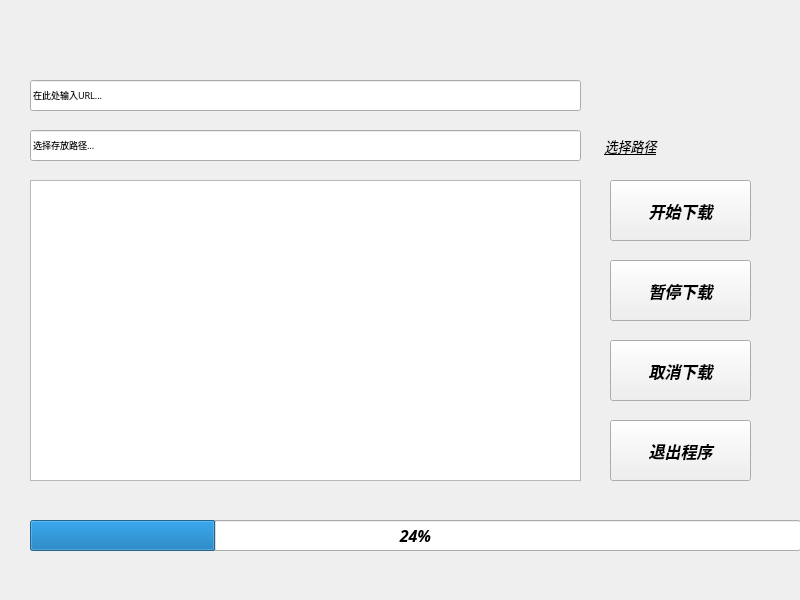
First picture: the form in http.ui, repository whuLinux/p2pDownload, before the edit.
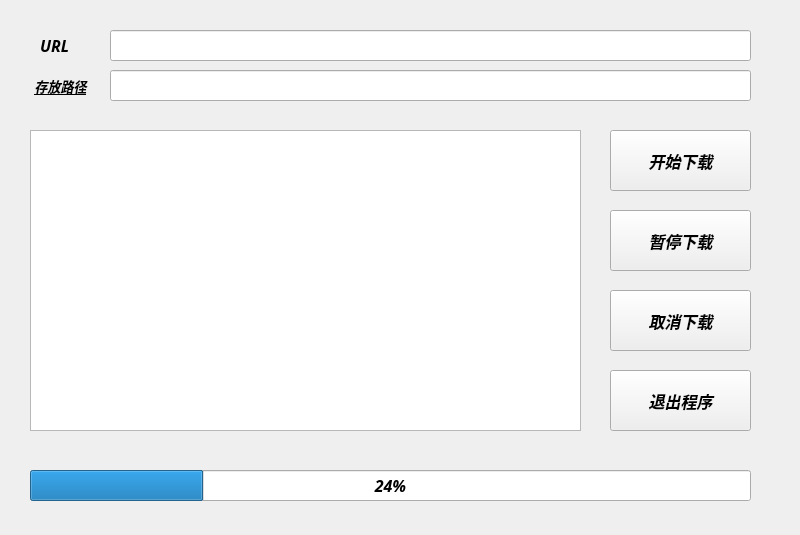
Second picture: the form after the edit.

Commit message: HTTP模块：实现断点续传

```diff
--- a/http.ui
+++ b/http.ui
@@ -7,7 +7,7 @@
     <x>0</x>
     <y>0</y>
     <width>800</width>
-    <height>600</height>
+    <height>535</height>
    </rect>
   </property>
   <property name="font">
@@ -23,8 +23,8 @@
    <property name="geometry">
     <rect>
      <x>30</x>
-     <y>520</y>
-     <width>771</width>
+     <y>470</y>
+     <width>721</width>
      <height>31</height>
     </rect>
    </property>
@@ -52,7 +52,7 @@
    <property name="geometry">
     <rect>
      <x>610</x>
-     <y>180</y>
+     <y>130</y>
      <width>141</width>
      <height>61</height>
     </rect>
@@ -78,7 +78,7 @@
    <property name="geometry">
     <rect>
      <x>610</x>
-     <y>260</y>
+     <y>210</y>
      <width>141</width>
      <height>61</height>
     </rect>
@@ -102,9 +102,9 @@
   <widget class="QLineEdit" name="lineEdit_Url">
    <property name="geometry">
     <rect>
-     <x>30</x>
-     <y>80</y>
-     <width>551</width>
+     <x>110</x>
+     <y>30</y>
+     <width>641</width>
      <height>31</height>
     </rect>
    </property>
@@ -114,14 +114,14 @@
     </font>
    </property>
    <property name="text">
-    <string>在此处输入URL...</string>
+    <string/>
    </property>
   </widget>
   <widget class="QTextBrowser" name="textBrowser">
    <property name="geometry">
     <rect>
      <x>30</x>
-     <y>180</y>
+     <y>130</y>
      <width>551</width>
      <height>301</height>
     </rect>
@@ -134,7 +134,7 @@
    <property name="geometry">
     <rect>
      <x>610</x>
-     <y>340</y>
+     <y>290</y>
      <width>141</width>
      <height>61</height>
     </rect>
@@ -159,7 +159,7 @@
    <property name="geometry">
     <rect>
      <x>610</x>
-     <y>420</y>
+     <y>370</y>
      <width>141</width>
      <height>61</height>
     </rect>
@@ -183,9 +183,9 @@
   <widget class="QLineEdit" name="lineEdit_Path">
    <property name="geometry">
     <rect>
-     <x>30</x>
-     <y>130</y>
-     <width>551</width>
+     <x>110</x>
+     <y>70</y>
+     <width>641</width>
      <height>31</height>
     </rect>
    </property>
@@ -198,7 +198,7 @@
     <cursorShape>ArrowCursor</cursorShape>
    </property>
    <property name="text">
-    <string>选择存放路径...</string>
+    <string/>
    </property>
    <property name="readOnly">
     <bool>true</bool>
@@ -207,8 +207,8 @@
   <widget class="QPushButton" name="pushButton_Select">
    <property name="geometry">
     <rect>
-     <x>580</x>
-     <y>130</y>
+     <x>10</x>
+     <y>70</y>
      <width>101</width>
      <height>31</height>
     </rect>
@@ -217,9 +217,9 @@
     <font>
      <family>等距更纱黑体 SC</family>
      <pointsize>10</pointsize>
-     <weight>50</weight>
+     <weight>75</weight>
      <italic>true</italic>
-     <bold>false</bold>
+     <bold>true</bold>
      <underline>true</underline>
     </font>
    </property>
@@ -227,12 +227,32 @@
     <cursorShape>PointingHandCursor</cursorShape>
    </property>
    <property name="text">
-    <string>选择路径</string>
+    <string>存放路径</string>
    </property>
    <property name="flat">
     <bool>true</bool>
    </property>
   </widget>
+  <widget class="QLabel" name="label_Url">
+   <property name="geometry">
+    <rect>
+     <x>40</x>
+     <y>30</y>
+     <width>41</width>
+     <height>31</height>
+    </rect>
+   </property>
+   <property name="font">
+    <font>
+     <weight>75</weight>
+     <italic>true</italic>
+     <bold>true</bold>
+    </font>
+   </property>
+   <property name="text">
+    <string>URL</string>
+   </property>
+  </widget>
  </widget>
  <resources/>
  <connections/>
```
Left out of the diff: 19 changed lines with no effect on the pictures. The commit also changes 2 other files.
